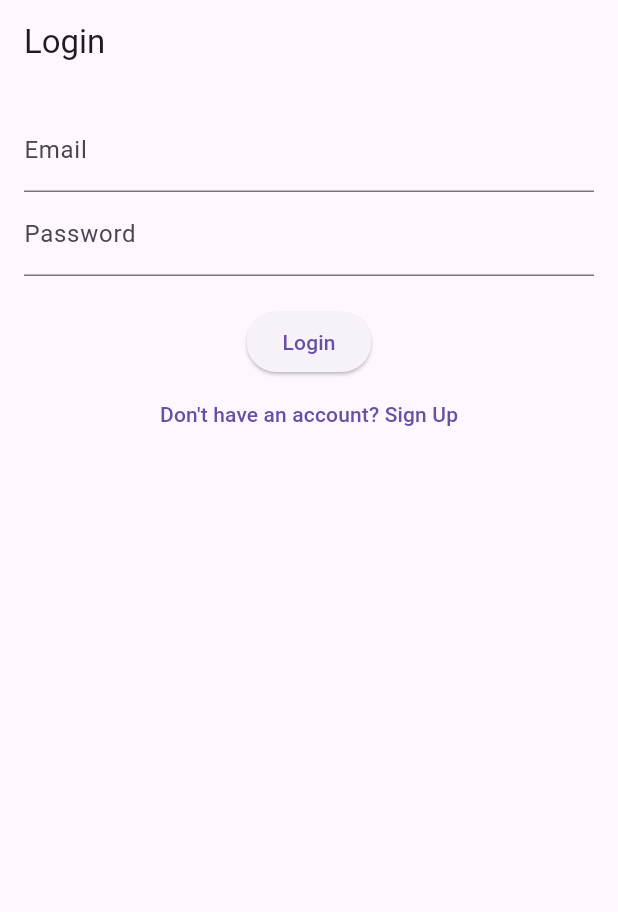
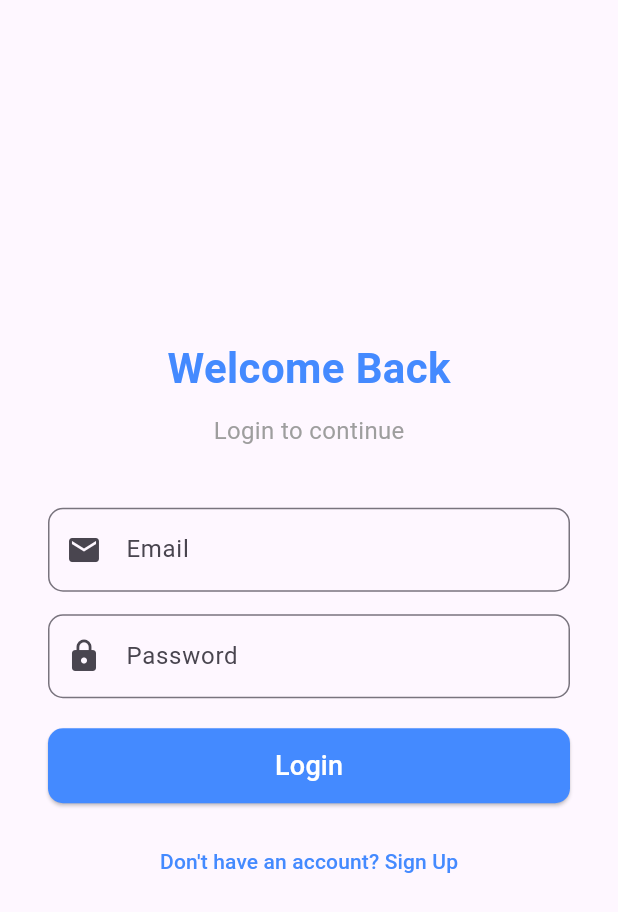
Before and after one commit to daniel-aregawi/mekelle_city_app, a Flutter app: the screen it shows after launch, on a phone screen of 412 x 824 dp. Shown: the top 912 px of the screen. Run offline on Flutter 3.47's test engine with Material 3 defaults, Android fonts, the phone set to English and light mode, and no system bars; our stand-ins replace shared_preferences.

Commit message:
Login page UI redesign

```diff
--- a/lib/screens/login_screen.dart
+++ b/lib/screens/login_screen.dart
@@ -2,7 +2,7 @@ import 'package:flutter/material.dart';
 import 'package:http/http.dart' as http;
 import 'dart:convert';
 import 'package:shared_preferences/shared_preferences.dart';
-import 'package:mekelle_city_app/screens/signup_screen.dart'; // Import Signup screen
+import 'package:mekelle_city_app/screens/signup_screen.dart';
 
 class LoginScreen extends StatefulWidget {
   @override
@@ -17,7 +17,7 @@ class _LoginScreenState extends State<LoginScreen> {
   Future<void> _login() async {
     if (_formKey.currentState!.validate()) {
       final response = await http.post(
-        Uri.parse('http://localhost:3001/api/v1/users/login'), // Use actual endpoint URL
+        Uri.parse('http://localhost:3001/api/v1/users/login'),
         headers: {'Content-Type': 'application/json'},
         body: jsonEncode({
           'email': _emailController.text,
@@ -44,29 +44,89 @@ class _LoginScreenState extends State<LoginScreen> {
   @override
   Widget build(BuildContext context) {
     return Scaffold(
-      appBar: AppBar(title: Text('Login')),
-      body: Padding(
-        padding: const EdgeInsets.all(16.0),
-        child: Form(
+      body: Center(
+        child: Padding(
+          padding: const EdgeInsets.symmetric(horizontal: 32.0),
+          child: Column(
+            mainAxisAlignment: MainAxisAlignment.center,
+            crossAxisAlignment: CrossAxisAlignment.center,
+            children: [
+              Text(
+                'Welcome Back',
+                style: TextStyle(
+                  fontSize: 28,
+                  fontWeight: FontWeight.bold,
+                  color: Colors.blueAccent,
+                ),
+              ),
+              SizedBox(height: 10),
+              Text(
+                'Login to continue',
+                style: TextStyle(
+                  fontSize: 16,
+                  color: Colors.grey,
+                ),
+              ),
+              SizedBox(height: 40),
+              Form(
                 key: _formKey,
                 child: Column(
                   children: [
                     TextFormField(
                       controller: _emailController,
-                decoration: InputDecoration(labelText: 'Email'),
-                validator: (value) => value!.isEmpty ? 'Enter your email' : null,
+                      decoration: InputDecoration(
+                        labelText: 'Email',
+                        prefixIcon: Icon(Icons.email),
+                        border: OutlineInputBorder(
+                          borderRadius: BorderRadius.circular(10.0),
                         ),
+                      ),
+                      validator: (value) =>
+                          value!.isEmpty ? 'Enter your email' : null,
+                    ),
+                    SizedBox(height: 15),
                     TextFormField(
                       controller: _passwordController,
-                decoration: InputDecoration(labelText: 'Password'),
+                      decoration: InputDecoration(
+                        labelText: 'Password',
+                        prefixIcon: Icon(Icons.lock),
+                        border: OutlineInputBorder(
+                          borderRadius: BorderRadius.circular(10.0),
+                        ),
+                      ),
                       obscureText: true,
-                validator: (value) => value!.isEmpty ? 'Enter your password' : null,
+                      validator: (value) =>
+                          value!.isEmpty ? 'Enter your password' : null,
                     ),
                     SizedBox(height: 20),
-              ElevatedButton(onPressed: _login, child: Text('Login')),
+                    SizedBox(
+                      width: double.infinity,
+                      height: 50,
+                      child: ElevatedButton(
+                        onPressed: _login,
+                        style: ElevatedButton.styleFrom(
+                          backgroundColor: Colors.blueAccent,
+                          shape: RoundedRectangleBorder(
+                            borderRadius: BorderRadius.circular(10),
+                          ),
+                        ),
+                        child: Text(
+                          'Login',
+                          style: TextStyle(fontSize: 18, color: Colors.white),
+                        ),
+                      ),
+                    ),
+                    SizedBox(height: 15),
                     TextButton(
-                onPressed: () => Navigator.pushNamed(context, '/signup'), // Navigate to Signup screen
-                child: Text('Don\'t have an account? Sign Up'),
+                      onPressed: () =>
+                          Navigator.pushNamed(context, '/signup'),
+                      child: Text(
+                        'Don\'t have an account? Sign Up',
+                        style: TextStyle(color: Colors.blueAccent),
+                      ),
+                    ),
+                  ],
+                ),
               ),
             ],
           ),
```
Lines whose indentation alone changed are shown as unchanged.
